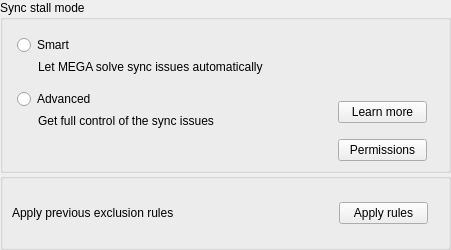
Qt form src/MEGASync/gui/ui/SyncStallModeSelector.ui (meganz/MEGAsync) before a commit.
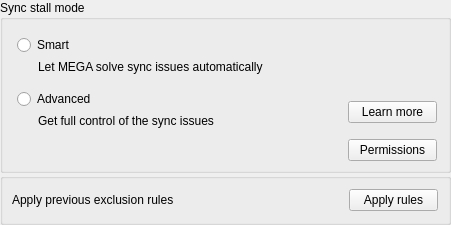
The same form after that commit.

Commit message: SNC-3941 : Reduced space on right of buttons, changed apply old rules layout.

Patch:
```diff
--- a/src/MEGASync/gui/ui/SyncStallModeSelector.ui
+++ b/src/MEGASync/gui/ui/SyncStallModeSelector.ui
@@ -7,13 +7,13 @@
     <x>0</x>
     <y>0</y>
     <width>451</width>
-    <height>250</height>
+    <height>225</height>
    </rect>
   </property>
   <property name="minimumSize">
    <size>
     <width>0</width>
-    <height>250</height>
+    <height>225</height>
    </size>
   </property>
   <property name="maximumSize">
@@ -151,7 +151,7 @@
             <number>0</number>
            </property>
            <property name="rightMargin">
-            <number>10</number>
+            <number>0</number>
            </property>
            <property name="bottomMargin">
             <number>10</number>
@@ -239,7 +239,7 @@
           <number>0</number>
          </property>
          <property name="rightMargin">
-          <number>10</number>
+          <number>0</number>
          </property>
          <property name="bottomMargin">
           <number>0</number>
@@ -298,13 +298,19 @@
        <number>0</number>
       </property>
       <property name="rightMargin">
-       <number>20</number>
+       <number>10</number>
       </property>
       <property name="bottomMargin">
        <number>0</number>
       </property>
       <item>
        <widget class="QLabel" name="label">
+        <property name="sizePolicy">
+         <sizepolicy hsizetype="Preferred" vsizetype="Fixed">
+          <horstretch>0</horstretch>
+          <verstretch>0</verstretch>
+         </sizepolicy>
+        </property>
         <property name="text">
          <string>Apply previous exclusion rules</string>
         </property>
@@ -318,7 +324,7 @@
         <property name="sizeHint" stdset="0">
          <size>
           <width>233</width>
-          <height>20</height>
+          <height>5</height>
          </size>
         </property>
        </spacer>
```
The commit also changes 1 other file.
